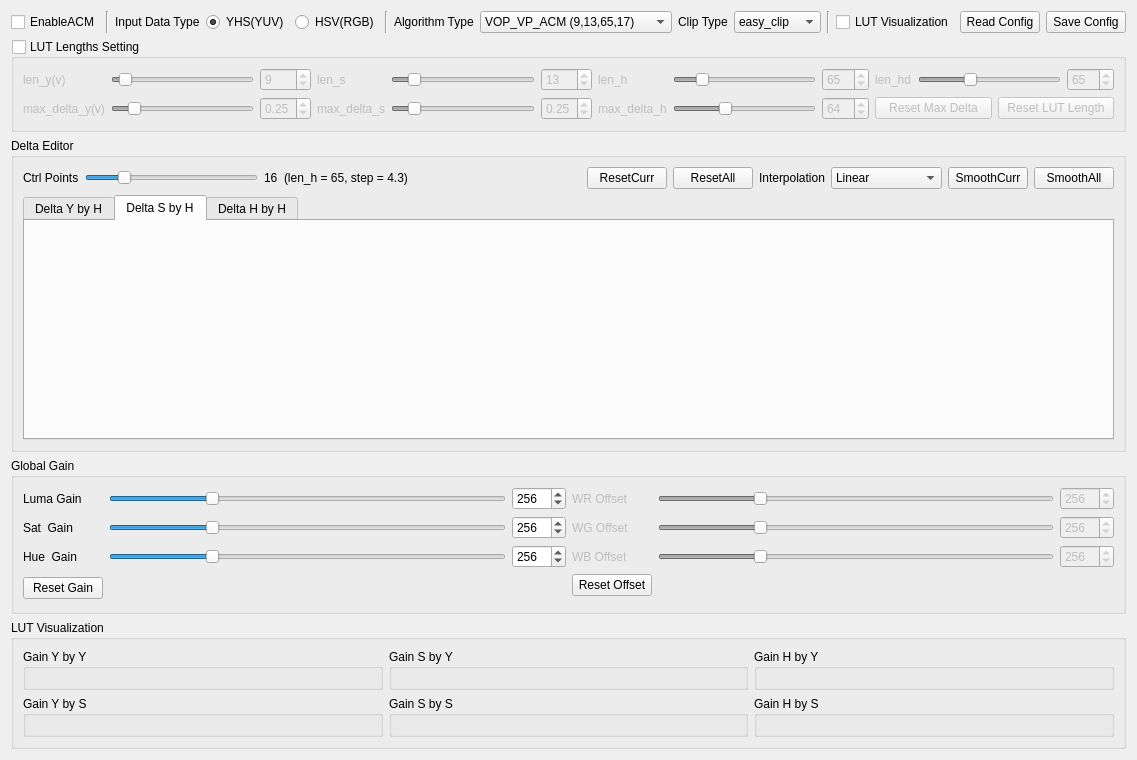
Before: the Qt Designer form script/verify_tool_app/ui/acm_ui.ui in FaiScofield/hwpq_verify, drawn with Qt 5.
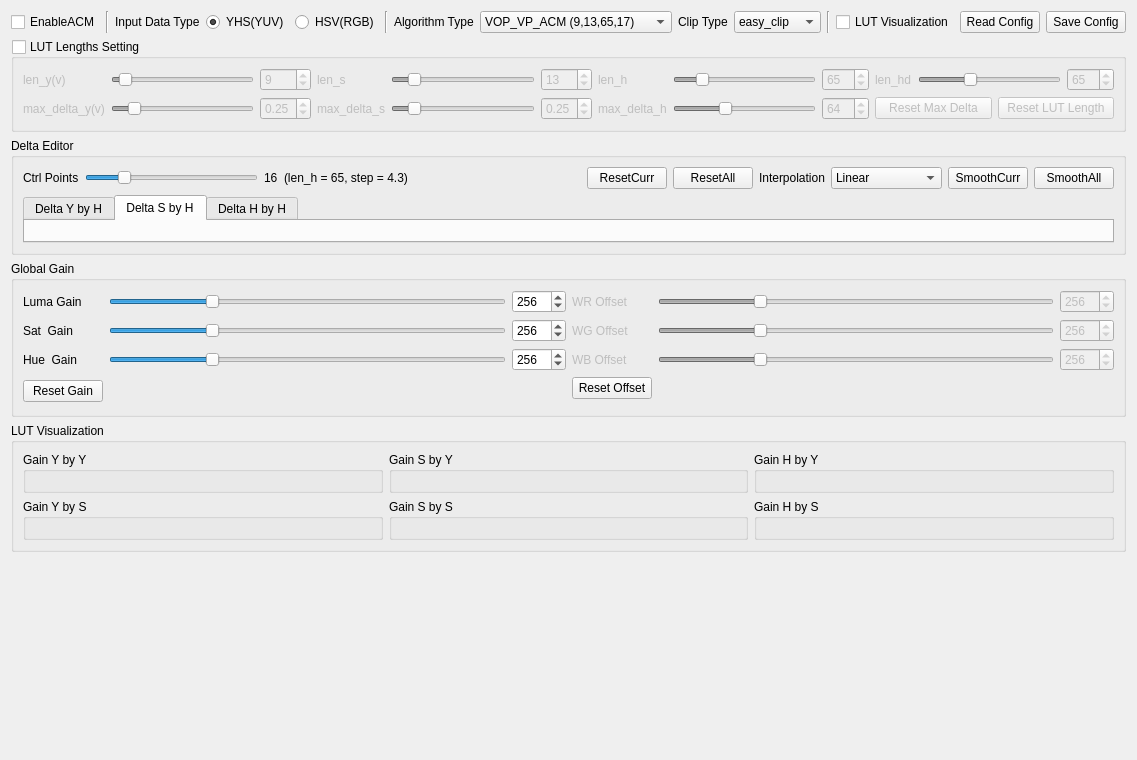
After: the same form once the commit is applied.

What changed in the file:
```diff
--- a/script/verify_tool_app/ui/acm_ui.ui
+++ b/script/verify_tool_app/ui/acm_ui.ui
@@ -607,6 +607,12 @@
       </item>
       <item>
        <widget class="QTabWidget" name="tabWidget_delta">
+        <property name="sizePolicy">
+         <sizepolicy hsizetype="Preferred" vsizetype="Preferred">
+          <horstretch>0</horstretch>
+          <verstretch>0</verstretch>
+         </sizepolicy>
+        </property>
         <property name="currentIndex">
          <number>1</number>
         </property>
@@ -1050,6 +1056,19 @@
      </layout>
     </widget>
    </item>
+   <item>
+    <spacer name="verticalSpacer">
+     <property name="orientation">
+      <enum>Qt::Orientation::Vertical</enum>
+     </property>
+     <property name="sizeHint" stdset="0">
+      <size>
+       <width>20</width>
+       <height>40</height>
+      </size>
+     </property>
+    </spacer>
+   </item>
   </layout>
  </widget>
  <resources/>
```
